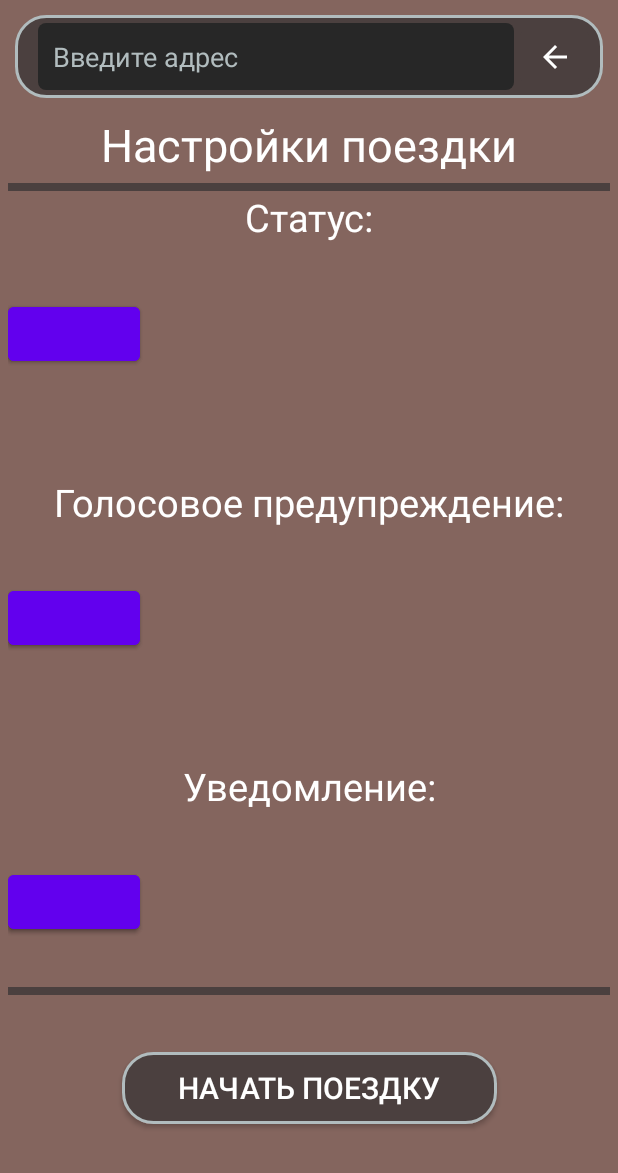
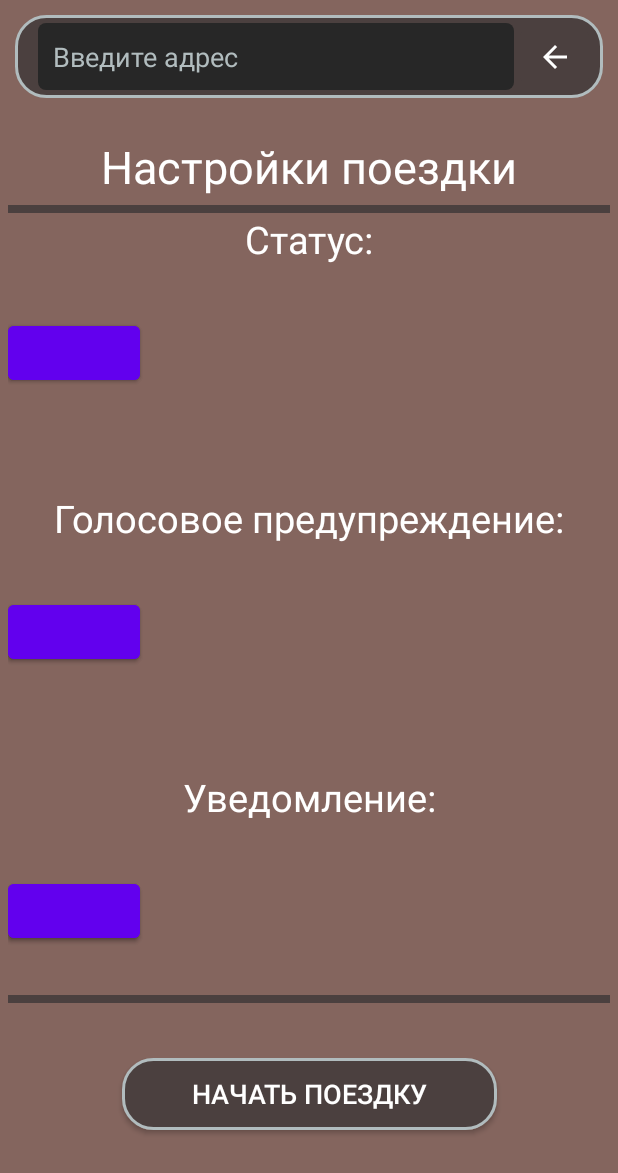
Before and after one commit to hizik999/MotoTrack2, an Android app: the screen it shows after launch (MainActivity), after a tap on an icon or button, on a phone screen of 412 x 824 dp. Shown: the top 1173 px of the screen. Run offline under Robolectric (Android 15) with nearby library versions, the phone set to English and light mode, and no system bars; our stand-ins replace Volley; libraries missing offline, so code that uses them is left out: com.yandex.mapkit, com.yandex.runtime, nl.bryanderidder.themedtogglebuttongroup; plain views replace ThemedButton, ThemedToggleButtonGroup; 35 statements that could not run were skipped.

Commit message:
изменил ip запросов, все работает стаибльно

```diff
--- a/app/src/main/java/com/example/mototrack2java/rest/MotoApiVolley.java
+++ b/app/src/main/java/com/example/mototrack2java/rest/MotoApiVolley.java
@@ -33,7 +33,7 @@ import java.util.Map;
 public class MotoApiVolley implements MotoApiInterface {
 
     //localhost
-    public static final String BASE_URL = "http://192.168.1.111:2023/";
+    public static final String BASE_URL = "http:///95.163.235.100:2022/";
 
     public static final String API_TEST = "API_TEST_VOLLEY";
     private Context context;
--- a/app/src/main/res/layout/fragment_settings.xml
+++ b/app/src/main/res/layout/fragment_settings.xml
@@ -5,7 +5,7 @@
     xmlns:app="http://schemas.android.com/apk/res-auto"
     android:orientation="vertical"
     android:background="@color/color4"
-    android:paddingTop="35dp"
+    android:paddingTop="50dp"
 
     android:paddingLeft="5dp"
     android:paddingRight="5dp">
@@ -330,7 +330,7 @@
                 android:background="@drawable/layout_round_corners"
                 android:text="@string/startTripSuccess"
                 android:textColor="@color/white"
-                android:textSize="20sp"
+                android:textSize="18sp"
 
                 app:layout_constraintEnd_toEndOf="parent"
                 app:layout_constraintStart_toStartOf="parent"
```
Also changed, not shown: 144 other files.
